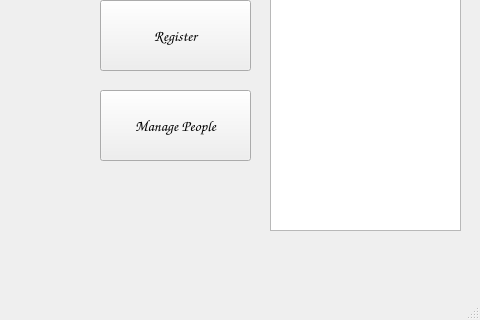
The window that mainwindow.ui (yqOffline/Face-Recognition-System-Based-On-openCV) describes before a commit, drawn with Qt 5; both pictures show x 320 to 800 and y 340 to 660 of the 800 by 660 pixel window.
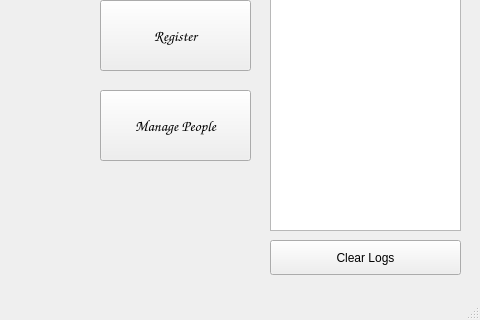
The same window after the commit.

What changed in the file:
```diff
--- a/mainwindow.ui
+++ b/mainwindow.ui
@@ -132,6 +132,19 @@
      </rect>
     </property>
    </widget>
+   <widget class="QPushButton" name="btnClearLogs">
+    <property name="geometry">
+     <rect>
+      <x>590</x>
+      <y>580</y>
+      <width>191</width>
+      <height>35</height>
+     </rect>
+    </property>
+    <property name="text">
+     <string>Clear Logs</string>
+    </property>
+   </widget>
    <widget class="QLabel" name="label">
     <property name="geometry">
      <rect>
```
